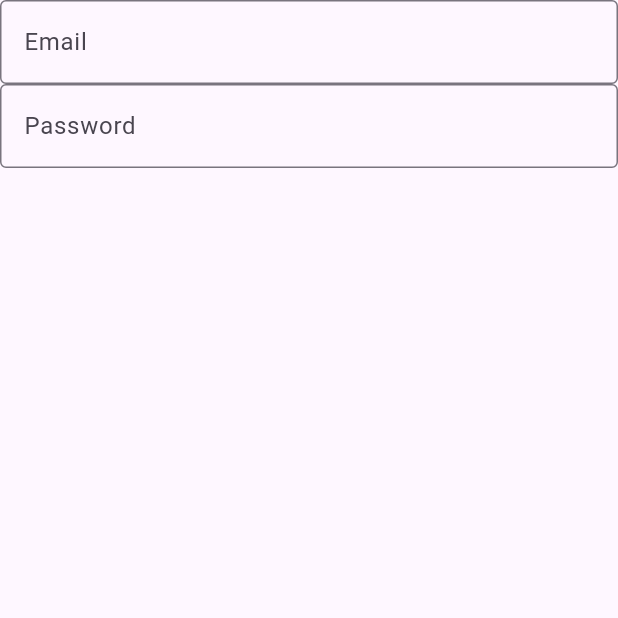
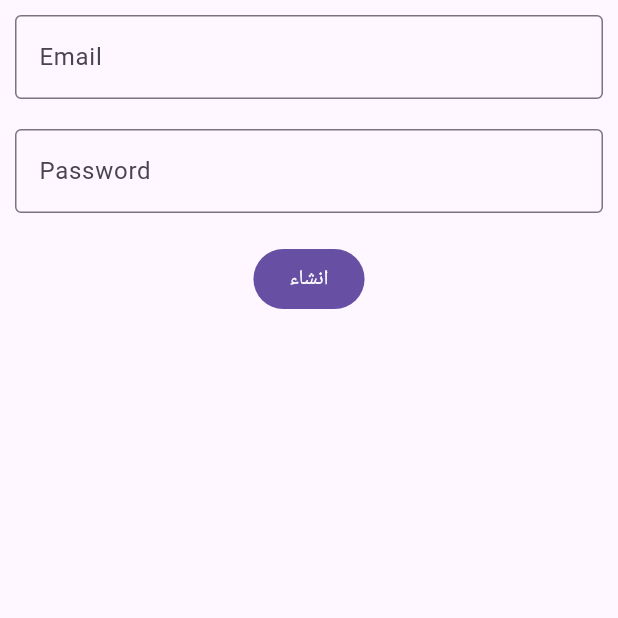
Before and after one commit to RAFAT25/My-way, a Flutter app: the SingUp screen opened directly, on a phone screen of 412 x 824 dp, the top half of it. Run offline on Flutter 3.47's test engine with Material 3 defaults, Android fonts, the phone set to English and light mode, and no system bars.

Commit message:
update
updatae filel singup

```diff
--- a/lib/main.dart
+++ b/lib/main.dart
@@ -1,6 +1,5 @@
 import 'package:flutter/material.dart';
-
-import 'myhome.dart';
+import 'singup.dart';
 
 void main() {
   runApp(const MyApp());
@@ -14,7 +13,7 @@ class MyApp extends StatelessWidget {
   Widget build(BuildContext context) {
     return MaterialApp(
       title: 'Flutter Demo',
-      home: myhome(),
+      home: const SingUp(),
     );
   }
 }
--- a/lib/singup.dart
+++ b/lib/singup.dart
@@ -6,10 +6,12 @@ class SingUp extends StatelessWidget {
   @override
   Widget build(BuildContext context) {
     return Scaffold(
-      body: Column(
+        body: SafeArea(
+      child: Column(
         children: [
           Container(
-            child: TextField(
+            padding: const EdgeInsets.all(10),
+            child: const TextField(
               decoration: InputDecoration(
                 hintText: "Email",
                 border: OutlineInputBorder(
@@ -21,7 +23,8 @@ class SingUp extends StatelessWidget {
             ),
           ),
           Container(
-            child: TextField(
+            padding: const EdgeInsets.all(10),
+            child: const TextField(
               decoration: InputDecoration(
                 hintText: "Password",
                 border: OutlineInputBorder(
@@ -32,8 +35,12 @@ class SingUp extends StatelessWidget {
               ),
             ),
           ),
+          Container(
+              padding: const EdgeInsets.all(10),
+              child:
+                  FilledButton(onPressed: () {}, child: const Text("انشاء"))),
         ],
       ),
-    );
+    ));
   }
 }
```
